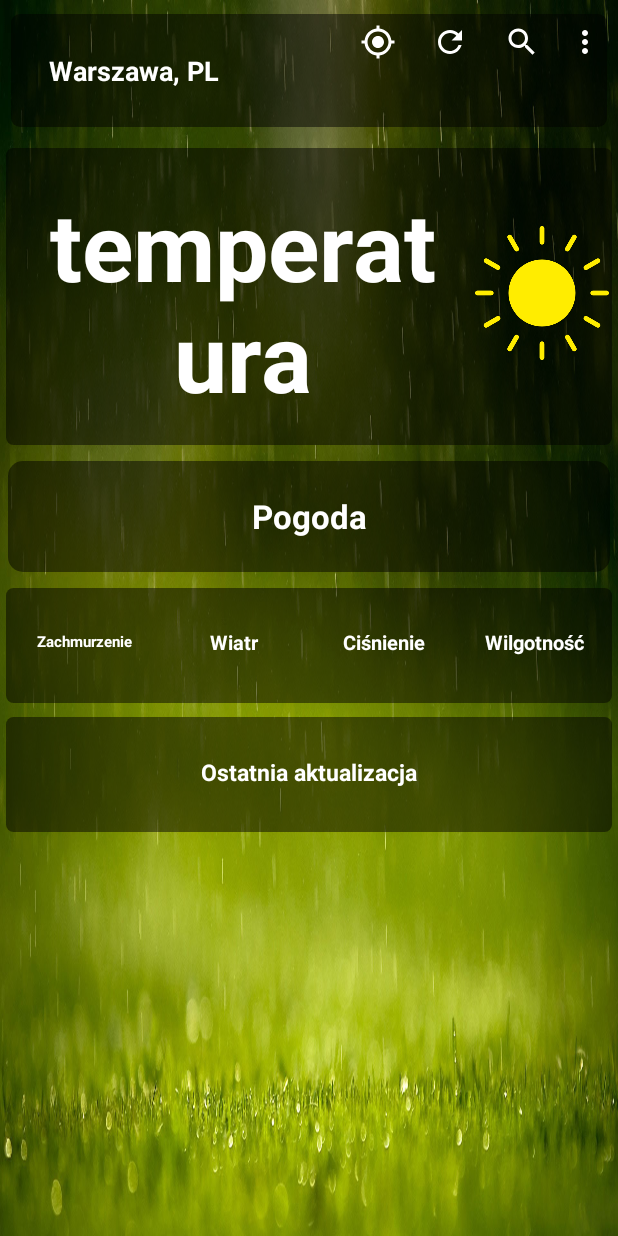
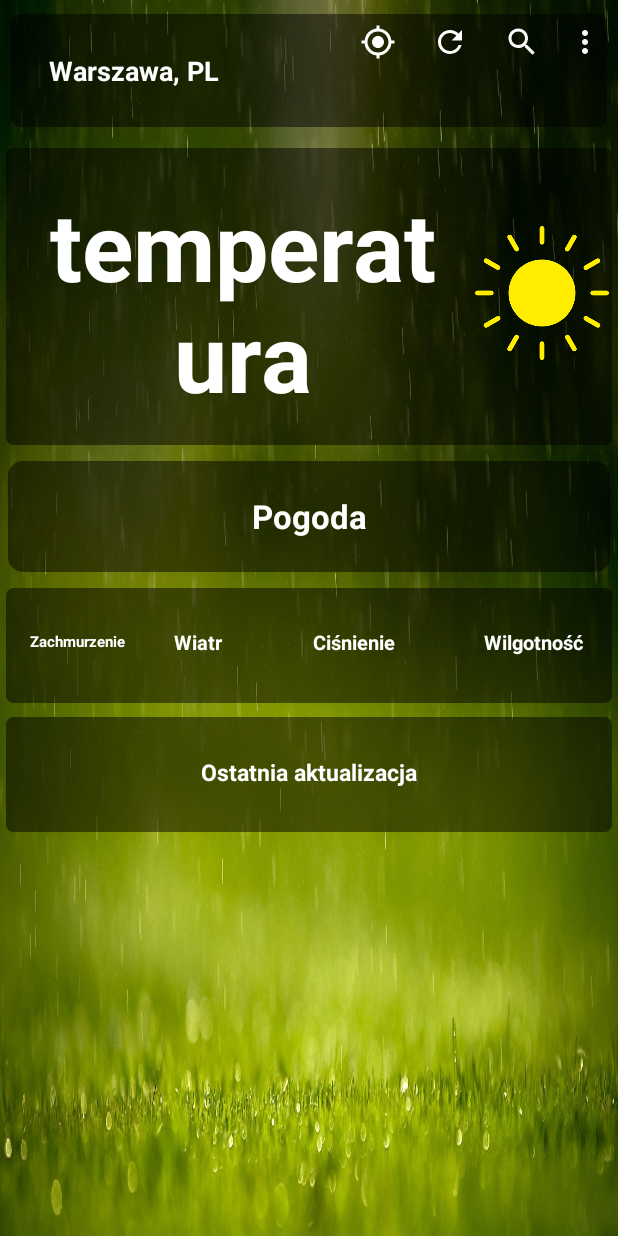
Before and after one commit to DanielMroczkowski/pam-2018-e5c1s1-pogodaapp, an Android app: the screen it shows after launch (MainActivity), on a phone screen of 412 x 824 dp. Run offline under Robolectric (Android 15) with nearby library versions, the light colour scheme and no system bars.

Commit message:
Ostatnie zmiany

```diff
--- a/app/src/main/AndroidManifest.xml
+++ b/app/src/main/AndroidManifest.xml
@@ -33,6 +33,7 @@
         <activity
             android:name=".longTerm.LongTermActivity"
             android:label="Pogoda długoterminowa"
+
             android:parentActivityName=".MainActivity">
             <meta-data
                 android:name="android.support.PARENT_ACTIVITY"
--- a/app/src/main/java/pl/parzych_demianiuk/pogodaapp/MainActivity.java
+++ b/app/src/main/java/pl/parzych_demianiuk/pogodaapp/MainActivity.java
@@ -268,6 +268,7 @@ public class MainActivity extends AppCompatActivity {
                 if(weatherDescription.equals("LIGHT RAIN") || weatherDescription.equals("MODERATE RAIN") || weatherDescription.equals("HEAVY INTENSITY RAIN") || weatherDescription.equals("VERY HEAVY RAIN") || weatherDescription.equals("EXTREME RAIN") || weatherDescription.equals("FREEZING RAIN") || weatherDescription.equals("LIGHT INTENSITY SHOWER RAIN") || weatherDescription.equals("SHOWER RAIN") || weatherDescription.equals("HEAVY INTENSITY SHOWER RAIN") || weatherDescription.equals("RAGGED SHOWER RAIN")){
                     imageView.setImageResource(icons[1]);
                     pogodaField.setText("Deszcz");
+                    notifcationcall();
                 }else if(weatherDescription.equals("CLEAR SKY")){
                     pogodaField.setText("Czyste niebo");
                     imageView.setImageResource(icons[3]);
--- a/app/src/main/java/pl/parzych_demianiuk/pogodaapp/longTerm/LongTermActivity.java
+++ b/app/src/main/java/pl/parzych_demianiuk/pogodaapp/longTerm/LongTermActivity.java
@@ -2,6 +2,7 @@ package pl.parzych_demianiuk.pogodaapp.longTerm;
 
 
 import android.content.DialogInterface;
+import android.content.Intent;
 import android.os.Bundle;
 import android.support.v4.app.ActivityCompat;
 import android.support.v7.app.AlertDialog;
@@ -14,6 +15,7 @@ import android.view.MenuItem;
 import android.widget.EditText;
 
 
+import pl.parzych_demianiuk.pogodaapp.MainActivity;
 import pl.parzych_demianiuk.pogodaapp.R;
 
 public class LongTermActivity extends AppCompatActivity {
--- a/app/src/main/java/pl/parzych_demianiuk/pogodaapp/longTerm/WeatherAdapter.java
+++ b/app/src/main/java/pl/parzych_demianiuk/pogodaapp/longTerm/WeatherAdapter.java
@@ -102,6 +102,3 @@ public class WeatherAdapter extends RecyclerView.Adapter<RecyclerView.ViewHolder
 
 
 }
-
-//android:layout_marginTop="1dp"
-//        android:layout_marginBottom="3dp"
--- a/app/src/main/res/layout/activity_main.xml
+++ b/app/src/main/res/layout/activity_main.xml
@@ -148,7 +148,7 @@
 
             <TextView
                 android:id="@+id/cloudText"
-                android:layout_width="match_parent"
+                android:layout_width="332dp"
                 android:layout_height="match_parent"
                 android:layout_margin="10dp"
                 android:layout_weight="1"
@@ -160,7 +160,7 @@
 
             <TextView
                 android:id="@+id/windText"
-                android:layout_width="match_parent"
+                android:layout_width="310dp"
                 android:layout_height="match_parent"
                 android:layout_margin="10dp"
                 android:layout_weight="1"
@@ -184,7 +184,7 @@
 
             <TextView
                 android:id="@+id/humidityText"
-                android:layout_width="match_parent"
+                android:layout_width="342dp"
                 android:layout_height="match_parent"
                 android:layout_margin="10dp"
                 android:layout_weight="1"
--- a/app/src/main/res/menu/menu_miast.xml
+++ b/app/src/main/res/menu/menu_miast.xml
@@ -9,4 +9,6 @@
         android:icon="@drawable/ic_search_black_24dp"
         android:title="@string/searchCity"
         app:showAsAction="always"/>
+
+
 </menu>
```
